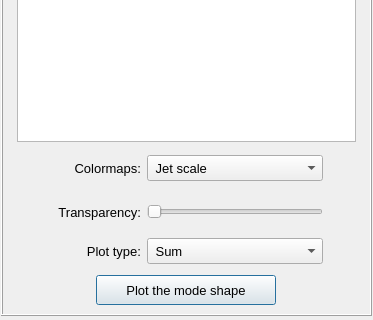
The window that vibra/interface/data/ui_files/plots/structural/structural_mode_shape_inputs.ui (MOPT-UFSC/VIBRA) describes before a commit, drawn with Qt 5; both pictures show x 0 to 373 and y 180 to 500 of the 373 by 500 pixel window.
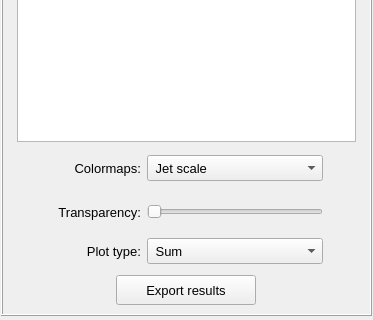
The same window after the commit. Icons and pictures are not drawn.

Commit message: Update the UI-related files to export the results obtained from the modal analysis #313

The edit to the form file:
```diff
--- a/vibra/interface/data/ui_files/plots/structural/structural_mode_shape_inputs.ui
+++ b/vibra/interface/data/ui_files/plots/structural/structural_mode_shape_inputs.ui
@@ -193,13 +193,13 @@
           <widget class="QPushButton" name="pushButton_plot">
            <property name="minimumSize">
             <size>
-             <width>160</width>
+             <width>140</width>
              <height>30</height>
             </size>
            </property>
            <property name="maximumSize">
             <size>
-             <width>180</width>
+             <width>140</width>
              <height>30</height>
             </size>
            </property>
@@ -216,10 +216,20 @@
             <string notr="true"/>
            </property>
            <property name="text">
-            <string>Plot the mode shape</string>
+            <string>Export results</string>
+           </property>
+           <property name="icon">
+            <iconset resource="../../../icons/resources.qrc">
+             <normaloff>:/icons/file_export_icon.png</normaloff>:/icons/file_export_icon.png</iconset>
+           </property>
+           <property name="iconSize">
+            <size>
+             <width>18</width>
+             <height>18</height>
+            </size>
            </property>
            <property name="default">
-            <bool>true</bool>
+            <bool>false</bool>
            </property>
           </widget>
          </item>
```
Left out of the diff: 10 changed lines with no effect on the pictures. The commit also changes 9 other files.
